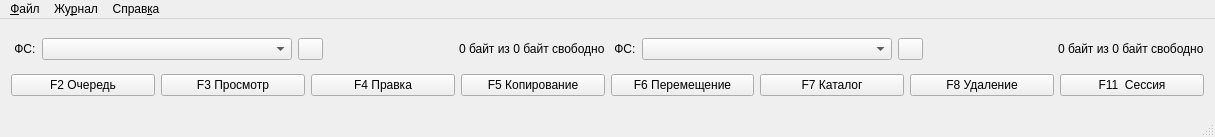
Before: the Qt Designer form mainwindow.ui in cc3k/DataTransfer, drawn with Qt 5.
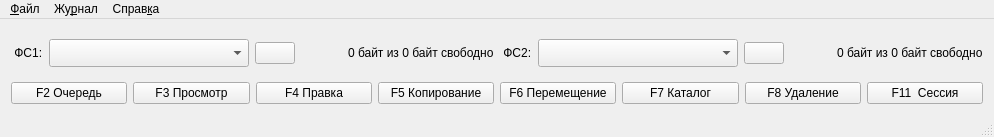
After: the same form once the commit is applied.

Patch:
```diff
--- a/mainwindow.ui
+++ b/mainwindow.ui
@@ -6,13 +6,16 @@
    <rect>
     <x>0</x>
     <y>0</y>
-    <width>1215</width>
+    <width>994</width>
     <height>137</height>
    </rect>
   </property>
   <property name="windowTitle">
    <string>MainWindow</string>
   </property>
+  <property name="tabShape">
+   <enum>QTabWidget::Triangular</enum>
+  </property>
   <widget class="QWidget" name="centralWidget">
    <layout class="QVBoxLayout" name="verticalLayout">
     <item>
@@ -20,6 +23,9 @@
       <property name="sizeConstraint">
        <enum>QLayout::SetMinimumSize</enum>
       </property>
+      <property name="leftMargin">
+       <number>0</number>
+      </property>
       <item row="0" column="0">
        <layout class="QHBoxLayout" name="horizontalLayout">
         <item>
@@ -33,11 +39,11 @@
           <property name="maximumSize">
            <size>
             <width>16777215</width>
-            <height>20</height>
+            <height>16777215</height>
            </size>
           </property>
           <property name="text">
-           <string> ФС:</string>
+           <string> ФС1:</string>
           </property>
          </widget>
         </item>
@@ -45,14 +51,14 @@
          <widget class="QComboBox" name="comboBoxExplorerLeft">
           <property name="minimumSize">
            <size>
-            <width>250</width>
-            <height>0</height>
+            <width>200</width>
+            <height>28</height>
            </size>
           </property>
           <property name="maximumSize">
            <size>
-            <width>250</width>
-            <height>25</height>
+            <width>200</width>
+            <height>16777215</height>
            </size>
           </property>
           <property name="sizeAdjustPolicy">
@@ -62,10 +68,16 @@
         </item>
         <item>
          <widget class="QPushButton" name="buttonRefreshLeft">
+          <property name="minimumSize">
+           <size>
+            <width>40</width>
+            <height>0</height>
+           </size>
+          </property>
           <property name="maximumSize">
            <size>
-            <width>25</width>
-            <height>25</height>
+            <width>40</width>
+            <height>16777215</height>
            </size>
           </property>
           <property name="text">
@@ -91,14 +103,14 @@
           <property name="maximumSize">
            <size>
             <width>16777215</width>
-            <height>20</height>
+            <height>16777215</height>
            </size>
           </property>
           <property name="text">
            <string>0 байт из 0 байт свободно</string>
           </property>
           <property name="margin">
-           <number>20</number>
+           <number>2</number>
           </property>
          </widget>
         </item>
@@ -117,11 +129,11 @@
           <property name="maximumSize">
            <size>
             <width>16777215</width>
-            <height>20</height>
+            <height>16777215</height>
            </size>
           </property>
           <property name="text">
-           <string> ФС:</string>
+           <string> ФС2:</string>
           </property>
          </widget>
         </item>
@@ -129,14 +141,14 @@
          <widget class="QComboBox" name="comboBoxExplorerRight">
           <property name="minimumSize">
            <size>
-            <width>250</width>
-            <height>0</height>
+            <width>200</width>
+            <height>28</height>
            </size>
           </property>
           <property name="maximumSize">
            <size>
-            <width>250</width>
-            <height>25</height>
+            <width>200</width>
+            <height>16777215</height>
            </size>
           </property>
           <property name="sizeAdjustPolicy">
@@ -146,10 +158,16 @@
         </item>
         <item>
          <widget class="QPushButton" name="buttonRefreshRight">
+          <property name="minimumSize">
+           <size>
+            <width>40</width>
+            <height>0</height>
+           </size>
+          </property>
           <property name="maximumSize">
            <size>
-            <width>25</width>
-            <height>25</height>
+            <width>40</width>
+            <height>16777215</height>
            </size>
           </property>
           <property name="text">
@@ -175,14 +193,14 @@
           <property name="maximumSize">
            <size>
             <width>16777215</width>
-            <height>20</height>
+            <height>16777215</height>
            </size>
           </property>
           <property name="text">
            <string>0 байт из 0 байт свободно</string>
           </property>
           <property name="margin">
-           <number>20</number>
+           <number>0</number>
           </property>
          </widget>
         </item>
@@ -260,7 +278,7 @@
     <rect>
      <x>0</x>
      <y>0</y>
-     <width>1215</width>
+     <width>994</width>
      <height>28</height>
     </rect>
    </property>
```
Left out of the diff: 4 changed lines with no effect on the pictures.
